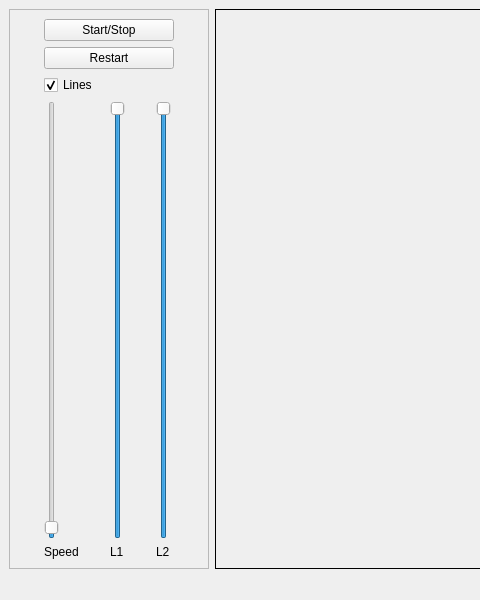
This is Examples/DoublePendulum/MainWindow.ui in KROIA/QSFML_EditorWidget as Qt 5 draws it before an edit; both pictures show x 0 to 480 and y 0 to 600 of the 800 by 600 pixel window. The edited form follows.
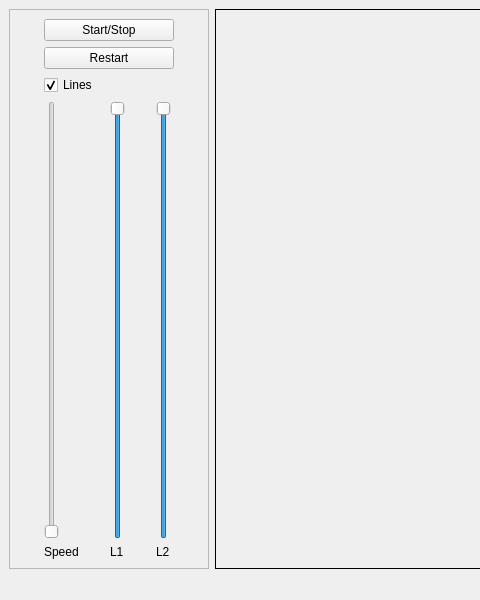
This is the edited form.

The edit to the form file:
```diff
--- a/Examples/DoublePendulum/MainWindow.ui
+++ b/Examples/DoublePendulum/MainWindow.ui
@@ -50,7 +50,7 @@
        <item row="3" column="0">
         <widget class="QSlider" name="speed_slider">
          <property name="maximum">
-          <number>1000</number>
+          <number>100000</number>
          </property>
          <property name="value">
           <number>10</number>
```
Left out of the diff: 2 changed lines with no effect on the pictures.
